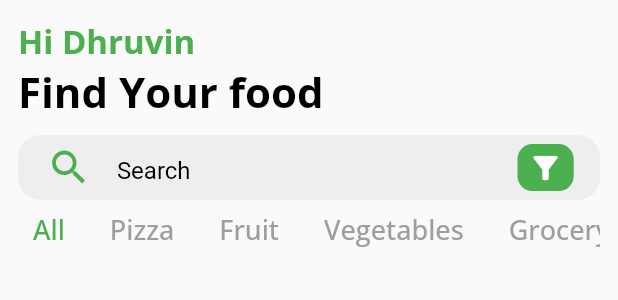
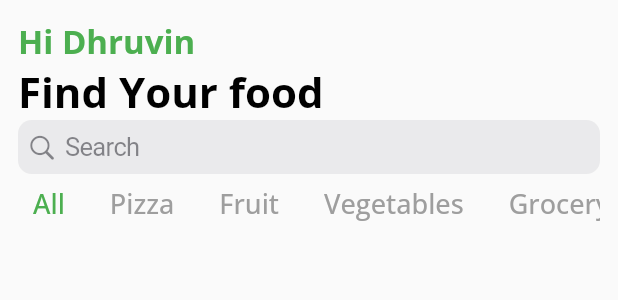
Before and after one commit to dhruvin2004/food_delivery_app, a Flutter app: the Home widget shown alone on an empty page, opened directly, on a phone screen of 412 x 824 dp. Shown: the top 300 px of the screen. Run offline on Flutter 3.47's test engine with Material 2 defaults, Android fonts, the phone set to English and light mode, and no system bars; our stand-ins replace auto_size_text, cloud_firestore, firebase_core, flutter_slidable, get, google_fonts and 1 more; accounts and stored records are empty.

Commit message:
DP | 3/4/23 9:30 AM

```diff
--- a/lib/Screen/homepage.dart
+++ b/lib/Screen/homepage.dart
@@ -157,58 +157,64 @@ class Home extends StatelessWidget {
                       color: Colors.black,
                       fontWeight: FontWeight.bold),
                 ),
-                Container(
-                  margin: EdgeInsets.only(top: 10),
-                  padding: EdgeInsets.symmetric(horizontal: 5),
-                  height: Get.height / 19,
-                  decoration: BoxDecoration(
-                      color: Colors.grey.shade200,
-                      borderRadius: BorderRadius.circular(15)),
-                  child: Row(
-                    children: [
-                      Padding(
-                        padding: const EdgeInsets.symmetric(horizontal: 5),
-                        child: SizedBox(
-                            width: Get.width - 100,
-                            child: TextFormField(
-                              onChanged: (val) {
-                                homeProvider.searchData(val);
-                              },
-                              decoration:  InputDecoration(
-                                border: InputBorder.none,
-                                hintText:  "  Search",
-                                hintStyle: TextStyle(
-                                  color: Colors.black
-                                ),
-                                prefixIcon: Icon(
-                                  Icons.search_sharp,
-                                  size: 30,
-                                  color : Colors.green
-
-                                ),
-                              ),
-                            ),),
-                      ),
-                      GestureDetector(
-                        onTap: (){
-                          homeProvider.Load();
-                        },
-                        child: Container(
-                          width: Get.width / 11,
-                          alignment: Alignment.center,
-                          margin: EdgeInsets.all(6),
-                          decoration: BoxDecoration(
-                              color: Colors.green,
-                              borderRadius: BorderRadius.circular(10)),
-                          child: const Icon(
-                            Icons.filter_alt,
-                            color: Colors.white,
-                          ),
-                        ),
-                      ),
-                    ],
-                  ),
+                CupertinoSearchTextField(
+                onChanged: (val){
+                  homeProvider.searchData(val);
+                },
                 ),
+                // Container(
+                //   margin: EdgeInsets.only(top: 10),
+                //   padding: EdgeInsets.symmetric(horizontal: 5),
+                //   height: Get.height / 19,
+                //   decoration: BoxDecoration(
+                //       color: Colors.grey.shade200,
+                //       borderRadius: BorderRadius.circular(15)),
+                //   child: Row(
+                //     children: [
+                //       Padding(
+                //         padding: const EdgeInsets.symmetric(horizontal: 5),
+                //         child: SizedBox(
+                //             width: Get.width - 100,
+                //             child: TextFormField(
+                //               controller: homeProvider.serchController,
+                //               onSaved: (val) {
+                //                 homeProvider.searchData(val!);
+                //               },
+                //               decoration:  InputDecoration(
+                //                 border: InputBorder.none,
+                //                 hintText:  "  Search",
+                //                 hintStyle: TextStyle(
+                //                   color: Colors.black
+                //                 ),
+                //                 prefixIcon: Icon(
+                //                   Icons.search_sharp,
+                //                   size: 30,
+                //                   color : Colors.green
+                //
+                //                 ),
+                //               ),
+                //             ),),
+                //       ),
+                //       GestureDetector(
+                //         onTap: (){
+                //           homeProvider.Load();
+                //         },
+                //         child: Container(
+                //           width: Get.width / 11,
+                //           alignment: Alignment.center,
+                //           margin: EdgeInsets.all(6),
+                //           decoration: BoxDecoration(
+                //               color: Colors.green,
+                //               borderRadius: BorderRadius.circular(10)),
+                //           child: const Icon(
+                //             Icons.filter_alt,
+                //             color: Colors.white,
+                //           ),
+                //         ),
+                //       ),
+                //     ],
+                //   ),
+                // ),
                 SizedBox(
                   height: 5,
                 ),
@@ -254,9 +260,8 @@ class Home extends StatelessWidget {
                     itemCount: snapshot.data!.docs.length,
                     itemBuilder: (_, index) {
                       var data = snapshot.data!.docs[index];
-                      return (data['name'].contains(homeProvider.searchText.value))
-                          ?
-                      GestureDetector(
+                      if ((data['name'].contains(homeProvider.searchText.value))) {
+                        return GestureDetector(
                         onTap: () {
                           Get.to(Details(Currentindex: index,));
                         },
@@ -342,8 +347,10 @@ class Home extends StatelessWidget {
                             ],
                           ),
                         ),
-                      ) :
-                      Container();
+                      );
+                      } else {
+                        return Container();
+                      }
                     }),
               ],
             );
--- a/lib/provider/homeProvider.dart
+++ b/lib/provider/homeProvider.dart
@@ -11,7 +11,7 @@ import 'package:shared_preferences/shared_preferences.dart';
 class HomeProvider extends GetxController  {
 
 
-
+  TextEditingController serchController = TextEditingController();
   final searchText = ValueNotifier<String>('');
   CollectionReference user = FirebaseFirestore.instance.collection('foodList');
 
@@ -47,14 +47,11 @@ class HomeProvider extends GetxController  {
 
 
   cartDone(){
-
-
     update();
   }
   updateData(int? index, bool  cart,var data) async {
     var docSnap = await user.get();
     var docId = docSnap.docs;
-
     return user
         .doc(docId[index!].id)
         .update({'cart': cart})
@@ -68,7 +65,6 @@ class HomeProvider extends GetxController  {
   likeData(int? index, bool  like,var data) async {
     var docSnap = await user.get();
     var docId = docSnap.docs;
-
     return user
         .doc(docId[index!].id)
         .update({'like': like})
@@ -93,7 +89,6 @@ class HomeProvider extends GetxController  {
   InroData(bool data)async{
     final SharedPreferences prefs = await SharedPreferences.getInstance();
     prefs.setBool('Intro', data);
-
     update();
   }
 
@@ -102,6 +97,7 @@ class HomeProvider extends GetxController  {
   }
 
   Load(){
+    serchController.clear();
     update();
   }
 
--- a/pubspec.yaml
+++ b/pubspec.yaml
@@ -40,6 +40,8 @@ dependencies:
   firebase_auth: ^4.2.9
   firebase_core: ^2.7.0
   cloud_firestore: ^4.4.5
+  auto_size_text: ^3.0.0
+  flutter_slidable: ^2.0.0
   get: ^4.6.5
   shared_preferences: ^2.1.0
 
```
Also changed, not shown: lib/Screen/cart.dart (+28 -25 lines), lib/Screen/favourite.dart (+45 -72 lines), pubspec.lock.
